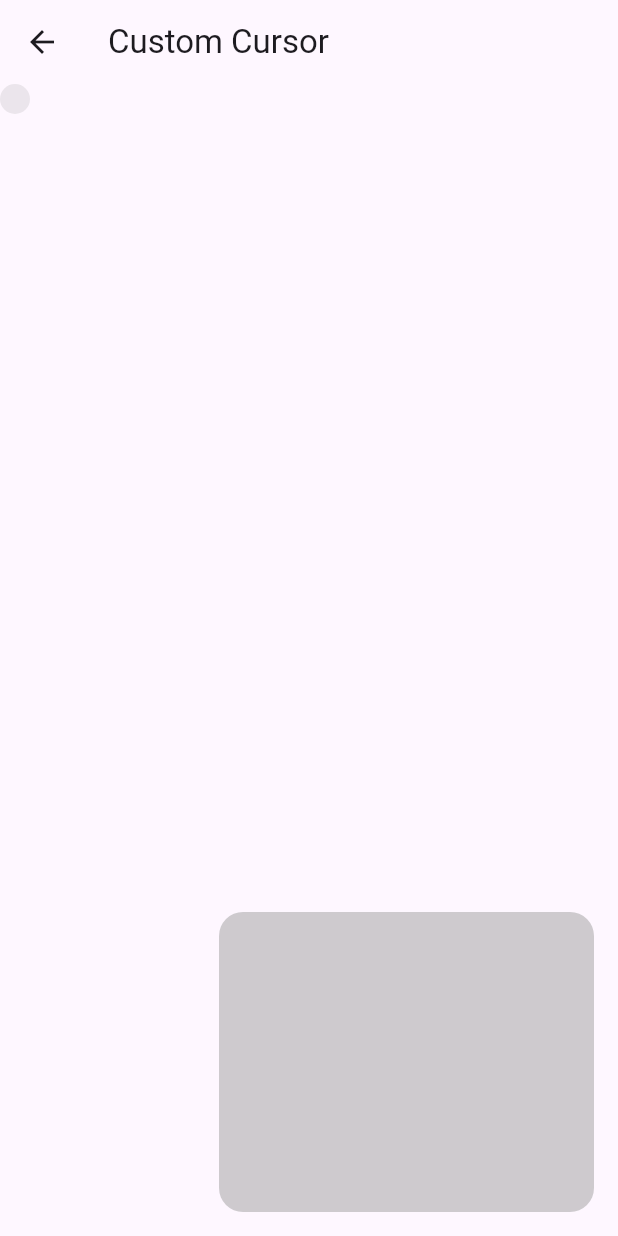
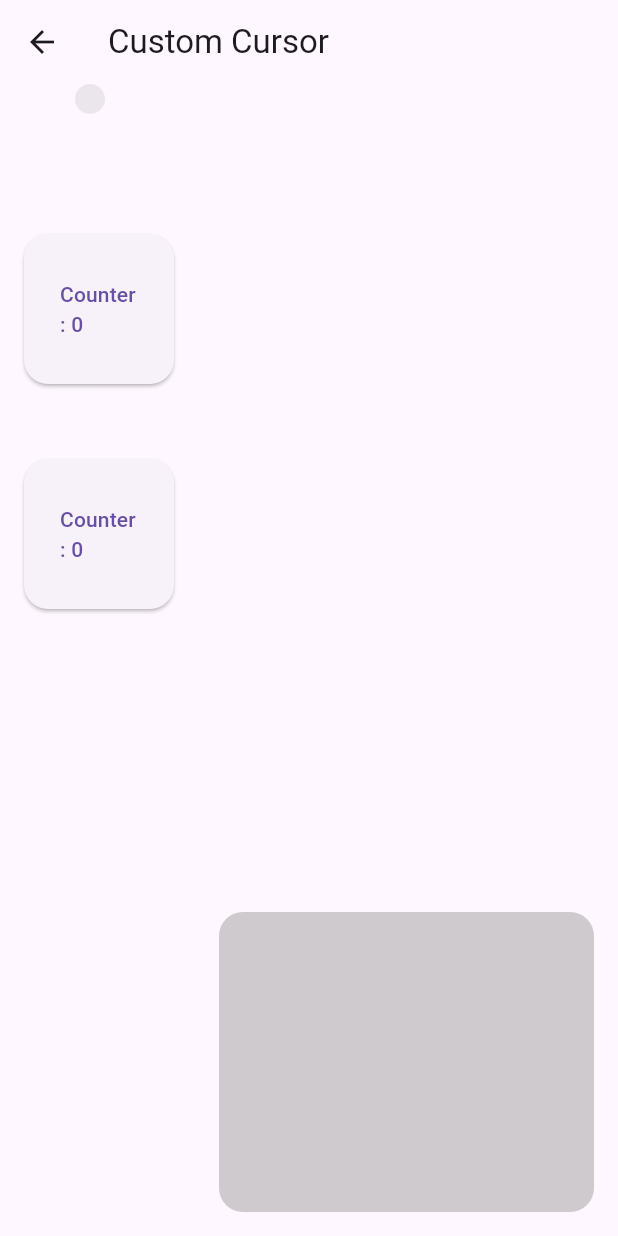
Before and after one commit to twhc20/one_handed_cursor, a Flutter app: the screen it shows after launch, after a tap on "Basic Cursor and Touchpad", on a phone screen of 412 x 824 dp. Run offline on Flutter 3.47's test engine with Material 3 defaults, Android fonts, the phone set to English and light mode, and no system bars; our stand-ins replace flutter_riverpod.

Commit message:
can now tap on different buttons with cursor

```diff
--- a/lib/custom_widgets/button.dart
+++ b/lib/custom_widgets/button.dart
@@ -22,6 +22,10 @@ class Button extends ConsumerWidget {
     return Rect.fromLTWH(x, y, width, height);
   }
 
+  onTap(WidgetRef ref) {
+    ref.read(counterStateProvider(id).notifier).state++;
+  }
+
   @override
   Widget build(BuildContext context, WidgetRef ref) {
     final value = ref.watch(counterStateProvider(id));
@@ -34,9 +38,9 @@ class Button extends ConsumerWidget {
               width: width,
               height: height,
               child: ElevatedButton(
-                onPressed: () => ref
-                    .read(counterStateProvider(id).notifier)
-                    .state++,
+                onPressed: () => onTap(ref),
+                    // .read(counterStateProvider(id).notifier)
+                    // .state++,
                 style: ElevatedButton.styleFrom(
                   shape: RoundedRectangleBorder(
                     borderRadius: BorderRadius.circular(16.0),
@@ -46,4 +50,6 @@ class Button extends ConsumerWidget {
               ),
             )));
   }
+
+
 }
--- a/lib/custom_widgets/cursor.dart
+++ b/lib/custom_widgets/cursor.dart
@@ -1,60 +1,6 @@
 import 'package:flutter/material.dart';
 import 'package:flutter_riverpod/flutter_riverpod.dart';
-
-// class CursorNotifier extends ChangeNotifier {
-//   double positionX = 0;
-//   double positionY = 0;
-//   double screenWidth = 0;
-//   double screenHeight = 0;
-//   double radius;
-//   double bottomPadding = 0;
-
-//   CursorNotifier({this.radius = 10.0});
-
-//   Offset get position => Offset(positionX, positionY);
-
-//   Rect get rect => Rect.fromLTWH(positionX, positionY, radius * 2, radius * 2);
-
-//   void updateScreenSize(double width, double height, double bottomPadding) {
-//     screenWidth = width;
-//     screenHeight = height;
-//     this.bottomPadding = bottomPadding;
-//   }
-
-//   void updatePosition(double x, double y) {
-//     positionX = x.clamp(0, screenWidth - radius * 2);
-//     positionY = y.clamp(0, screenHeight - radius * 2 - bottomPadding);
-//     notifyListeners();
-//   }
-// }
-
-// class Cursor extends StatelessWidget {
-//   final double radius;
-
-//   const Cursor({Key? key, this.radius = 10.0}) : super(key: key);
-
-//   @override
-//   Widget build(BuildContext context) {
-//     final cursorNotifier = Provider.of<CursorNotifier>(context);
-//     final screenSize = MediaQuery.of(context).size;
-//     final bottomPadding = MediaQuery.of(context).padding.bottom;
-//     cursorNotifier.updateScreenSize(
-//         screenSize.width, screenSize.height, bottomPadding);
-
-//     return Positioned(
-//       left: cursorNotifier.positionX,
-//       top: cursorNotifier.positionY,
-//       child: Container(
-//         width: radius * 2,
-//         height: radius * 2,
-//         decoration: const BoxDecoration(
-//           shape: BoxShape.circle,
-//           color: Colors.blue,
-//         ),
-//       ),
-//     );
-//   }
-// }
+import 'package:one_handed_cursor/providers/cursor_notifier.dart';
 
 @immutable
 class CursorState {
@@ -66,49 +12,16 @@ class CursorState {
       {this.positionX = 0, this.positionY = 0, this.radius = 10.0});
 }
 
-class CursorNotifier extends StateNotifier<CursorState> {
-  CursorNotifier() : super(const CursorState());
+// final cursorNotifier = StateNotifierProvider<CursorNotifier, CursorState>(
+//     (ref) => CursorNotifier());
 
-  void updatePosition(double x, double y) {
-    state = CursorState(positionX: x, positionY: y);
-  }
-}
-
-final cursorNotifier = StateNotifierProvider<CursorNotifier, CursorState>(
-    (ref) => CursorNotifier());
-
-// class CursorWidget extends ConsumerWidget {
-//   final double initialPositionX;
-//   final double initialPositionY;
-//   final double radius;
-
-//   const CursorWidget(
-//       {this.initialPositionX = 0,
-//       this.initialPositionY = 0,
-//       this.radius = 10,
-//       super.key});
-
-//   @override
-//   Widget build(BuildContext context, WidgetRef ref) {
-//     CursorState cursorPosition = ref.watch(cursorNotfier);
-
-//     // final screenSize = MediaQuery.of(context).size;
-//     // final bottomPadding = MediaQuery.of(context).padding.bottom;
-
-//     return Positioned(
-//       left: cursorPosition.positionX,
-//       top: cursorPosition.positionY,
-//       child: Container(
-//         width: cursorPosition.radius * 2,
-//         height: cursorPosition.radius * 2,
-//         decoration: const BoxDecoration(
-//           shape: BoxShape.circle,
-//           color: Colors.blue,
-//         ),
-//       ),
-//     );
-//   }
-// }
+final cursorNotifierProvider = StateNotifierProvider.family.autoDispose<CursorNotifier, CursorState, CursorWidget>(
+  (ref, cursorWidget) => CursorNotifier(
+    cursorWidget.initialPositionX,
+    cursorWidget.initialPositionY,
+    cursorWidget.radius,
+  ),
+);
 
 class CursorWidget extends ConsumerWidget {
   final double initialPositionX;
@@ -124,12 +37,14 @@ class CursorWidget extends ConsumerWidget {
 
   @override
   Widget build(BuildContext context, WidgetRef ref) {
-    final cursorPosition = ref.watch(cursorNotifier);
+    final cursorPosition = ref.watch(cursorNotifierProvider(this));
+
+    final screenSize = MediaQuery.of(context).size;
 
     return Stack(children: [
       Positioned(
-        left: cursorPosition.positionX,
-        top: cursorPosition.positionY,
+        left: cursorPosition.positionX.clamp(0, screenSize.width - radius * 2),
+        top: cursorPosition.positionY.clamp(0, screenSize.height - radius * 2),
         child: Container(
           width: cursorPosition.radius * 2,
           height: cursorPosition.radius * 2,
--- a/lib/pages/basic_cursor_page.dart
+++ b/lib/pages/basic_cursor_page.dart
@@ -1,26 +1,40 @@
 import 'package:flutter/material.dart';
 import 'package:flutter_riverpod/flutter_riverpod.dart';
+import 'package:one_handed_cursor/custom_widgets/button.dart';
 import 'package:one_handed_cursor/custom_widgets/cursor.dart';
 import 'package:one_handed_cursor/custom_widgets/touchpad.dart';
+
+final buttons = [
+  const Button(id: '3', x: 16.0, y: 100.0),
+  const Button(id: '4', x: 16.0, y: 250.0),
+];
 
 class BasicCursorPage extends ConsumerWidget {
   const BasicCursorPage({super.key});
 
+  final cursorWidget = const CursorWidget(initialPositionX: 50);
+
   @override
   Widget build(BuildContext context, WidgetRef ref) {
-
+    final cursorNotifier =
+        ref.read(cursorNotifierProvider(cursorWidget).notifier);
     return Scaffold(
         appBar: AppBar(
           title: const Text('Custom Cursor'),
         ),
         body: Stack(
           children: [
-            const CursorWidget(),
-            Touchpad(
-                onUpdatePosition: (double x, double y) {
-                  ref.read(cursorNotifier.notifier).updatePosition(x, y);
-                },
-                onTap: () {})
+            ...buttons,
+            cursorWidget,
+            Touchpad(onUpdatePosition: (double x, double y) {
+              cursorNotifier.updatePosition(x, y);
+            }, onTap: () {
+              for (var button in buttons) {
+                if (cursorNotifier.isCursorOnButton(button)) {
+                  button.onTap(ref);
+                }
+              }
+            })
           ],
         ));
   }
```
Also changed, not shown: lib/providers/cursor_notifier.dart (added, +17 -0 lines).
